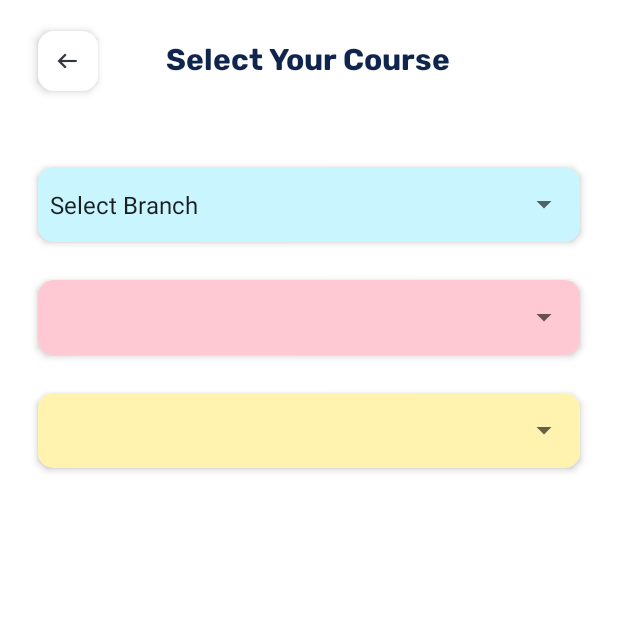
After one commit to GajananPalepwad/SGGS, an Android app: the CourseSelecter screen opened directly, with no data from a screen before it, on a phone screen of 412 x 824 dp, the top half of it. The commit adds this screen. Run offline under Robolectric (Android 15) with nearby library versions, the phone set to English and light mode, and no system bars; our stand-ins replace Firebase (no records; nobody signed in at launch, a user with empty details on screens opened directly); 1 statement that could not run was skipped.

Commit message:
Made select your course activity

```diff
--- a/app/src/main/AndroidManifest.xml
+++ b/app/src/main/AndroidManifest.xml
@@ -24,6 +24,9 @@
         android:usesCleartextTraffic="true"
         tools:targetApi="31">
         <activity
+            android:name=".CourseSelecter"
+            android:exported="false" />
+        <activity
             android:name=".BackLogResult"
             android:exported="false" />
         <activity
@@ -41,7 +44,6 @@
         <activity
             android:name=".AboutUs"
             android:exported="false" />
-
         <activity
             android:name=".NotificationSender"
             android:exported="false" />
@@ -88,7 +90,7 @@
 
         <meta-data
             android:name="com.google.android.gms.ads.APPLICATION_ID"
-            android:value="ca-app-pub-9690208356370050~1242284507"/>
+            android:value="ca-app-pub-9690208356370050~1242284507" />
         <meta-data
             android:name="preloaded_fonts"
             android:resource="@array/preloaded_fonts" />
--- /dev/null
+++ b/app/src/main/java/com/sggs/sggs/CourseSelecter.java
@@ -0,0 +1,153 @@
+package com.sggs.sggs;
+
+import androidx.appcompat.app.AppCompatActivity;
+
+import android.os.Bundle;
+import android.util.Log;
+import android.view.View;
+import android.widget.AdapterView;
+import android.widget.ArrayAdapter;
+import android.widget.Spinner;
+import android.widget.Toast;
+
+import com.google.firebase.firestore.CollectionReference;
+import com.google.firebase.firestore.DocumentReference;
+import com.google.firebase.firestore.DocumentSnapshot;
+import com.google.firebase.firestore.FirebaseFirestore;
+import com.google.firebase.firestore.MetadataChanges;
+import com.google.firebase.firestore.QueryDocumentSnapshot;
+import com.google.firebase.firestore.QuerySnapshot;
+
+import java.util.ArrayList;
+import java.util.List;
+
+public class CourseSelecter extends AppCompatActivity implements AdapterView.OnItemSelectedListener {
+
+    ArrayList<String> branch = new ArrayList<>();
+    ArrayList<String> year = new ArrayList<>();
+    ArrayList<String> division = new ArrayList<>();
+
+    String selectedBranch, selectedYear, selectedDivision;
+    Spinner branchSpinner, yearSpinner, divisionSpinner;
+
+    @Override
+    protected void onCreate(Bundle savedInstanceState) {
+        super.onCreate(savedInstanceState);
+        setContentView(R.layout.activity_course_selecter);
+        makeYearArray();
+        branchSpinner = findViewById(R.id.branchSelector);
+        yearSpinner = findViewById(R.id.yearSelector);
+        divisionSpinner = findViewById(R.id.divisionSelector);
+        chooseBranch();
+
+    }
+
+    private void chooseBranch() {
+
+        branch.add("Select Branch");
+
+        FirebaseFirestore firestore = FirebaseFirestore.getInstance();
+        CollectionReference courseCollectionRef = firestore.collection("Course");
+
+        courseCollectionRef.get()
+                .addOnCompleteListener(task -> {
+                    if (task.isSuccessful()) {
+                        QuerySnapshot querySnapshot = task.getResult();
+                        if (querySnapshot != null) {
+                            for (QueryDocumentSnapshot document : querySnapshot) {
+                                // Add the document name to the ArrayList
+                                branch.add(document.getId());
+                            }
+                            // Create the adapter and set it for the spinner
+                            ArrayAdapter<String> adapter = new ArrayAdapter<>(CourseSelecter.this,
+                                    android.R.layout.simple_spinner_item, branch);
+                            adapter.setDropDownViewResource(android.R.layout.simple_spinner_dropdown_item);
+                            branchSpinner.setAdapter(adapter);
+                            branchSpinner.setOnItemSelectedListener(CourseSelecter.this);
+                        }
+                    } else {
+                        Log.d("Fetch Error", "Error getting documents: " + task.getException());
+                    }
+                });
+    }
+
+    private void chooseYear() {
+        ArrayAdapter<String> adapter = new ArrayAdapter<>(CourseSelecter.this,
+                android.R.layout.simple_spinner_item, year);
+        adapter.setDropDownViewResource(android.R.layout.simple_spinner_dropdown_item);
+        yearSpinner.setAdapter(adapter);
+        yearSpinner.setOnItemSelectedListener(CourseSelecter.this);
+    }
+
+    private void chooseDivision() {
+
+        division.clear();
+        division.add("Select Division");
+
+        FirebaseFirestore firestore = FirebaseFirestore.getInstance();
+        CollectionReference courseCollectionRef = firestore.collection("Course")
+                .document(selectedBranch)
+                .collection(selectedYear);
+
+        courseCollectionRef.get()
+                .addOnCompleteListener(task -> {
+                    if (task.isSuccessful()) {
+                        QuerySnapshot querySnapshot = task.getResult();
+                        if (querySnapshot != null) {
+                            for (QueryDocumentSnapshot document : querySnapshot) {
+                                // Add the document name to the ArrayList
+                                division.add(document.getId());
+                            }
+                            // Create the adapter and set it for the spinner
+                            ArrayAdapter<String> adapter = new ArrayAdapter<>(CourseSelecter.this,
+                                    android.R.layout.simple_spinner_item, division);
+                            adapter.setDropDownViewResource(android.R.layout.simple_spinner_dropdown_item);
+                            divisionSpinner.setAdapter(adapter);
+                            divisionSpinner.setOnItemSelectedListener(CourseSelecter.this);
+                        }
+                    } else {
+                        Log.d("Fetch Error", "Error getting documents: " + task.getException());
+                    }
+                });
+    }
+
+    @Override
+    public void onItemSelected(AdapterView<?> parent, View view, int position, long id) {
+        int viewId = parent.getId();
+        if(viewId == R.id.branchSelector){
+
+            selectedBranch = parent.getItemAtPosition(position).toString();
+            if(!selectedBranch.equals("Select Branch")) {
+                chooseYear();
+            }
+
+        } else if (viewId == R.id.yearSelector) {
+
+            // Year spinner selection listener
+            selectedYear = parent.getItemAtPosition(position).toString();
+            if(!selectedYear.equals("Select Year")) {
+                chooseDivision();
+            }else {
+                division.clear();
+            }
+
+        } else if (viewId == R.id.divisionSelector) {
+
+            // Division spinner selection listener
+            selectedDivision = parent.getItemAtPosition(position).toString();
+        }
+    }
+
+    @Override
+    public void onNothingSelected(AdapterView<?> parent) {
+
+    }
+
+    private void makeYearArray(){
+        year.add("Select Year");
+        year.add("FY");
+        year.add("SY");
+        year.add("TY");
+        year.add("Btech");
+    }
+}
--- a/app/src/main/java/com/sggs/sggs/home.java
+++ b/app/src/main/java/com/sggs/sggs/home.java
@@ -37,7 +37,7 @@ public class home extends AppCompatActivity {
 
     Button scanner;
     TextView name, email;
-    ImageView profile;
+    ImageView profile, notificationBtn;
     String personEmail;
     GoogleSignInClient gsc;
     GoogleSignInOptions gso;
@@ -55,7 +55,7 @@ public class home extends AppCompatActivity {
         email = findViewById(R.id.email);
         profile = findViewById(R.id.profile);
         recyclerView = findViewById(R.id.recyclerView);
-
+        notificationBtn = findViewById(R.id.notificationBtn);
         gso = new GoogleSignInOptions.Builder(GoogleSignInOptions.DEFAULT_SIGN_IN)
                 .requestEmail()
                 .build();
@@ -75,6 +75,14 @@ public class home extends AppCompatActivity {
             @Override
             public void onClick(View v) {
                 Intent intent = new Intent(home.this, Scanner.class);
+                startActivity(intent);
+            }
+        });
+
+        notificationBtn.setOnClickListener(new View.OnClickListener() {
+            @Override
+            public void onClick(View v) {
+                Intent intent = new Intent(home.this, CourseSelecter.class);
                 startActivity(intent);
             }
         });
--- /dev/null
+++ b/app/src/main/res/drawable/round_boarder.xml
@@ -0,0 +1,7 @@
+<?xml version="1.0" encoding="utf-8"?>
+<shape xmlns:android="http://schemas.android.com/apk/res/android"
+    android:shape="rectangle">
+    <solid android:color="#FFFFFF"/>
+    <corners android:radius="10dp"/>
+    <stroke android:width="2dp" android:color="#FFFFFF"/>
+</shape>
--- /dev/null
+++ b/app/src/main/res/layout/activity_course_selecter.xml
@@ -0,0 +1,100 @@
+<?xml version="1.0" encoding="utf-8"?>
+<androidx.constraintlayout.widget.ConstraintLayout xmlns:android="http://schemas.android.com/apk/res/android"
+    xmlns:app="http://schemas.android.com/apk/res-auto"
+    xmlns:tools="http://schemas.android.com/tools"
+    android:layout_width="match_parent"
+    android:layout_height="match_parent"
+    tools:context=".CourseSelecter">
+
+    <ImageView
+        android:id="@+id/back"
+        android:layout_width="40dp"
+        android:layout_height="40dp"
+        android:layout_marginStart="25dp"
+        android:elevation="4dp"
+        android:background="@drawable/round_boarder"
+        android:src="@drawable/arrow"
+        app:layout_constraintBottom_toBottomOf="@+id/signUpText"
+        app:layout_constraintStart_toStartOf="parent"
+        app:layout_constraintTop_toTopOf="@+id/signUpText" />
+
+    <TextView
+        android:id="@+id/signUpText"
+        android:layout_width="wrap_content"
+        android:layout_height="wrap_content"
+        android:layout_alignParentTop="true"
+        android:layout_alignParentEnd="true"
+        android:elevation="1dp"
+        android:layout_marginTop="25dp"
+        android:fontFamily="@font/rubik_bold"
+        android:text="Select Your Course"
+        android:textColor="#0F254E"
+        android:textSize="20sp"
+        android:textStyle="bold"
+        app:layout_constraintEnd_toEndOf="parent"
+        app:layout_constraintHorizontal_bias="0.498"
+        app:layout_constraintStart_toStartOf="parent"
+        app:layout_constraintTop_toTopOf="parent" />
+
+
+    <androidx.cardview.widget.CardView
+        android:id="@+id/cardView10"
+        android:layout_width="match_parent"
+        android:layout_height="50dp"
+        android:layout_marginHorizontal="25dp"
+        android:layout_marginVertical="55dp"
+        android:backgroundTint="#C9F5FF"
+        app:cardCornerRadius="10dp"
+        app:cardElevation="3dp"
+        app:layout_constraintEnd_toEndOf="parent"
+        app:layout_constraintStart_toStartOf="parent"
+        app:layout_constraintTop_toBottomOf="@+id/signUpText">
+
+        <Spinner
+            android:id="@+id/branchSelector"
+            android:layout_width="match_parent"
+            android:layout_height="match_parent"
+            android:popupBackground="@drawable/round_boarder" />
+    </androidx.cardview.widget.CardView>
+
+
+    <androidx.cardview.widget.CardView
+        android:id="@+id/cardView9"
+        android:layout_width="match_parent"
+        android:layout_height="50dp"
+        android:layout_margin="25dp"
+        android:backgroundTint="#FFC9D3"
+        app:cardCornerRadius="10dp"
+        app:cardElevation="3dp"
+        app:layout_constraintEnd_toEndOf="parent"
+        app:layout_constraintStart_toStartOf="parent"
+        app:layout_constraintTop_toBottomOf="@+id/cardView10">
+
+        <Spinner
+            android:id="@+id/yearSelector"
+            android:layout_width="match_parent"
+            android:layout_height="match_parent"
+            android:popupBackground="@drawable/round_boarder" />
+    </androidx.cardview.widget.CardView>
+
+    <androidx.cardview.widget.CardView
+        android:id="@+id/cardView11"
+        android:layout_width="match_parent"
+        android:layout_height="50dp"
+        android:layout_margin="25dp"
+        android:backgroundTint="#FFF3AF"
+        app:cardCornerRadius="10dp"
+        app:cardElevation="3dp"
+        app:layout_constraintEnd_toEndOf="parent"
+        app:layout_constraintStart_toStartOf="parent"
+        app:layout_constraintTop_toBottomOf="@+id/cardView9">
+
+        <Spinner
+            android:id="@+id/divisionSelector"
+            android:layout_width="match_parent"
+            android:layout_height="match_parent"
+            android:popupBackground="@drawable/round_boarder" />
+    </androidx.cardview.widget.CardView>
+
+
+</androidx.constraintlayout.widget.ConstraintLayout>
--- a/app/src/main/res/layout/activity_home.xml
+++ b/app/src/main/res/layout/activity_home.xml
@@ -133,7 +133,7 @@
                             app:layout_constraintStart_toStartOf="parent" />
 
                         <ImageView
-                            android:id="@+id/imageView9"
+                            android:id="@+id/notificationBtn"
                             android:layout_width="52dp"
                             android:layout_height="52dp"
                             android:layout_marginEnd="20dp"
--- a/app/src/main/res/values/strings.xml
+++ b/app/src/main/res/values/strings.xml
@@ -10,4 +10,5 @@
     <string name="invalid_password">Password must be >5 characters</string>
     <string name="login_failed">"Login failed"</string>
     <string name="scanner_banner_ad">"ca-app-pub-9690208356370050/8841572922"</string>
+    <string name="branch">"Branch"</string>
 </resources>
--- a/app/src/main/res/values/themes.xml
+++ b/app/src/main/res/values/themes.xml
@@ -13,4 +13,10 @@
         <item name="android:statusBarColor">?attr/colorPrimaryVariant</item>
         <!-- Customize your theme here. -->
     </style>
+
+    <style name="SpinnerHintStyle">
+        <item name="android:textColor">@color/black</item>
+        <!-- Add more style attributes as needed -->
+    </style>
+
 </resources>
```
